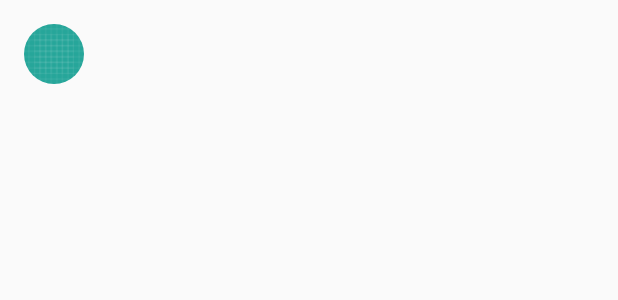
After one commit to ruigoncalo/messages, an Android app: the layout layout_message.xml on its own in the app's theme, with its tools: preview values and no code run, on a phone screen of 412 x 824 dp. The commit adds this screen. Shown: the top 300 px of the screen. Run offline under Robolectric (Android 15) with nearby library versions, the phone set to English and light mode, and no system bars.

Commit message:
Create ui layout and adapter for messages

```diff
--- /dev/null
+++ b/app/src/main/res/layout/layout_message.xml
@@ -0,0 +1,36 @@
+<?xml version="1.0" encoding="utf-8"?>
+<LinearLayout xmlns:android="http://schemas.android.com/apk/res/android"
+              xmlns:tools="http://schemas.android.com/tools"
+              android:layout_width="match_parent"
+              android:layout_height="wrap_content"
+              android:orientation="horizontal"
+              android:padding="16dp">
+
+    <de.hdodenhof.circleimageview.CircleImageView
+        android:id="@+id/userImageView"
+        android:layout_width="40dp"
+        android:layout_height="40dp"
+        tools:src="@drawable/ic_launcher_background"/>
+
+    <LinearLayout
+        android:layout_width="0dp"
+        android:layout_height="wrap_content"
+        android:layout_marginStart="16dp"
+        android:layout_weight="1"
+        android:orientation="vertical">
+
+        <TextView
+            android:id="@+id/nameView"
+            android:layout_width="wrap_content"
+            android:layout_height="wrap_content"
+            android:layout_marginBottom="16dp"
+            android:textStyle="bold"/>
+
+        <TextView
+            android:id="@+id/contentView"
+            android:layout_width="wrap_content"
+            android:layout_height="wrap_content"/>
+
+    </LinearLayout>
+
+</LinearLayout>
--- a/app/src/main/res/values/strings.xml
+++ b/app/src/main/res/values/strings.xml
@@ -1,3 +1,3 @@
 <resources>
-    <string name="app_name">messages</string>
+    <string name="app_name">Messages</string>
 </resources>
```
Also changed, not shown: app/src/main/java/com/ruigoncalo/messages/MainActivity.kt (deleted, +0 -12 lines), app/src/main/java/com/ruigoncalo/messages/ui/MessagesActivity.kt (added, +101 -0 lines), app/src/main/java/com/ruigoncalo/messages/ui/MessagesAdapter.kt (added, +34 -0 lines), app/src/main/java/com/ruigoncalo/messages/ui/UiExtensions.kt (added, +12 -0 lines), app/src/main/res/drawable/ic_face.xml (added, +10 -0 lines), app/src/main/res/layout/activity_main.xml (+4 -15 lines), config/dependencies.gradle (+22 -18 lines).
